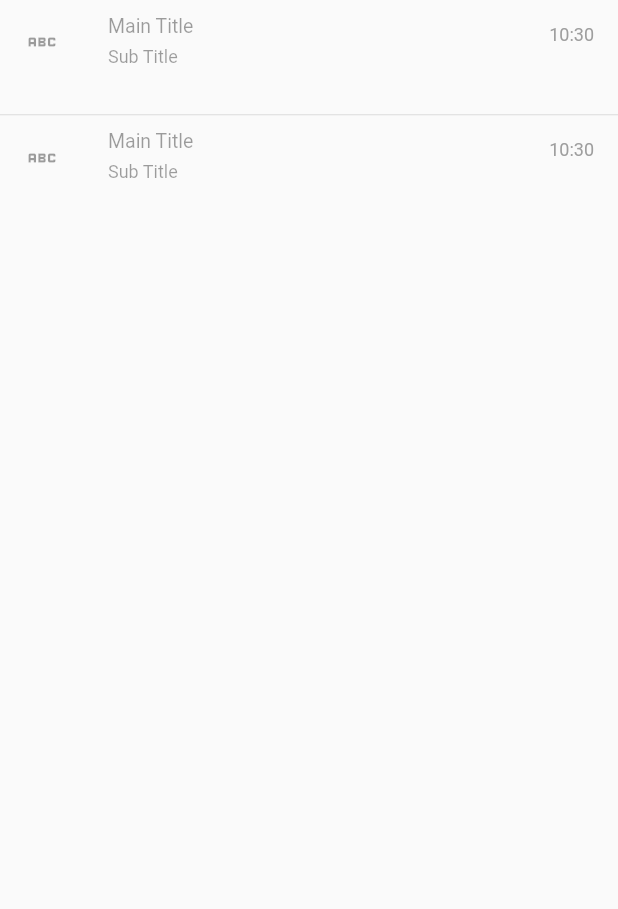
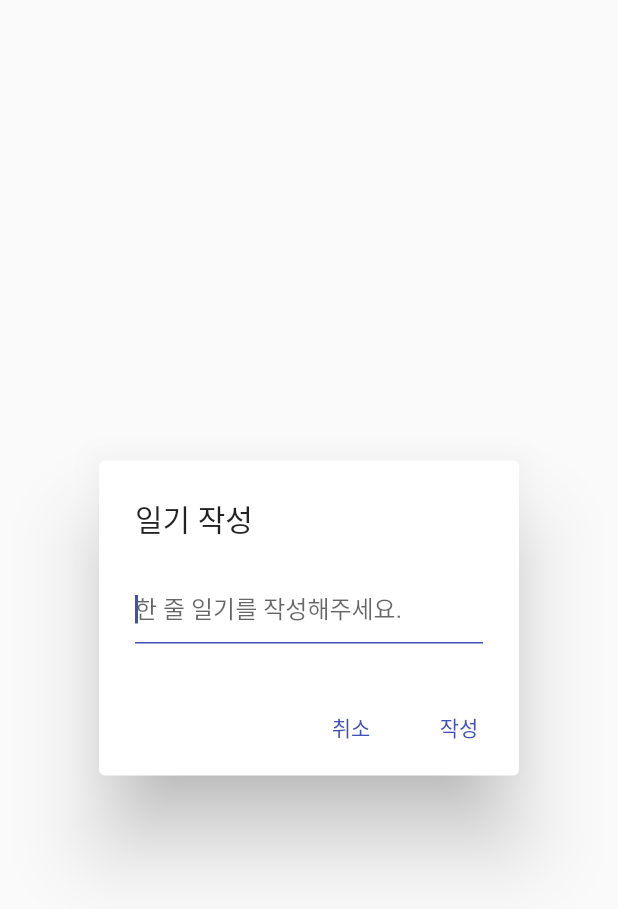
Before and after one commit to 7271kim/flutter, a Flutter app: the screen it shows after launch, on a phone screen of 412 x 824 dp. Shown: the top 909 px of the screen. Run offline on Flutter 3.47's test engine with Material 2 defaults, Android fonts, the phone set to English and light mode, and no system bars; our stand-ins replace dio, google_fonts, shared_preferences, table_calendar.

Commit message:
[Flutter] AlertDialog 추가

```diff
--- a/lib/main.dart
+++ b/lib/main.dart
@@ -1,4 +1,5 @@
 import 'package:flutter/material.dart';
+import 'package:flutter_application/study_widget/AlertDialogStudy.dart';
 import 'package:flutter_application/study_widget/ListViewStudy.dart';
 import 'package:flutter_application/study_widget/PrefsService.dart';
 import 'package:flutter_application/study_widget/ServiceForChangeNoti.dart';
@@ -32,7 +33,7 @@ class MyApp extends StatelessWidget {
       debugShowCheckedModeBanner: false,
       home: SafeArea(
         child: Scaffold(
-          body: ListViewStudy(),
+          body: AlertDialogStudy(),
         ),
       ),
     );
--- /dev/null
+++ b/lib/study_widget/AlertDialogStudy.dart
@@ -0,0 +1,49 @@
+import 'package:flutter/material.dart';
+
+class AlertDialogStudy extends StatefulWidget {
+  const AlertDialogStudy({Key? key}) : super(key: key);
+
+  @override
+  State<AlertDialogStudy> createState() => _AlertDialogStudyState();
+}
+
+class _AlertDialogStudyState extends State<AlertDialogStudy> {
+  @override
+  Widget build(BuildContext context) {
+    return AlertDialog(
+      title: Text("일기 작성"),
+      content: TextField(
+        autofocus: true,
+        // 커서 색상
+        cursorColor: Colors.indigo,
+        decoration: InputDecoration(
+          hintText: "한 줄 일기를 작성해주세요.",
+          // 포커스 되었을 때 밑줄 색상
+          focusedBorder: UnderlineInputBorder(
+            borderSide: BorderSide(color: Colors.indigo),
+          ),
+        ),
+        onSubmitted: (_) {},
+      ),
+      actions: [
+        /// 취소 버튼
+        TextButton(
+          onPressed: () {},
+          child: Text(
+            "취소",
+            style: TextStyle(color: Colors.indigo),
+          ),
+        ),
+
+        /// 작성 버튼
+        TextButton(
+          onPressed: () {},
+          child: Text(
+            "작성",
+            style: TextStyle(color: Colors.indigo),
+          ),
+        ),
+      ],
+    );
+  }
+}
--- a/lib/study_widget/Default.dart
+++ b/lib/study_widget/Default.dart
@@ -10,6 +10,6 @@ class ContainerStudy extends StatefulWidget {
 class _ContainerStudyState extends State<ContainerStudy> {
   @override
   Widget build(BuildContext context) {
-    return Container();
+    return Column();
   }
 }
```
